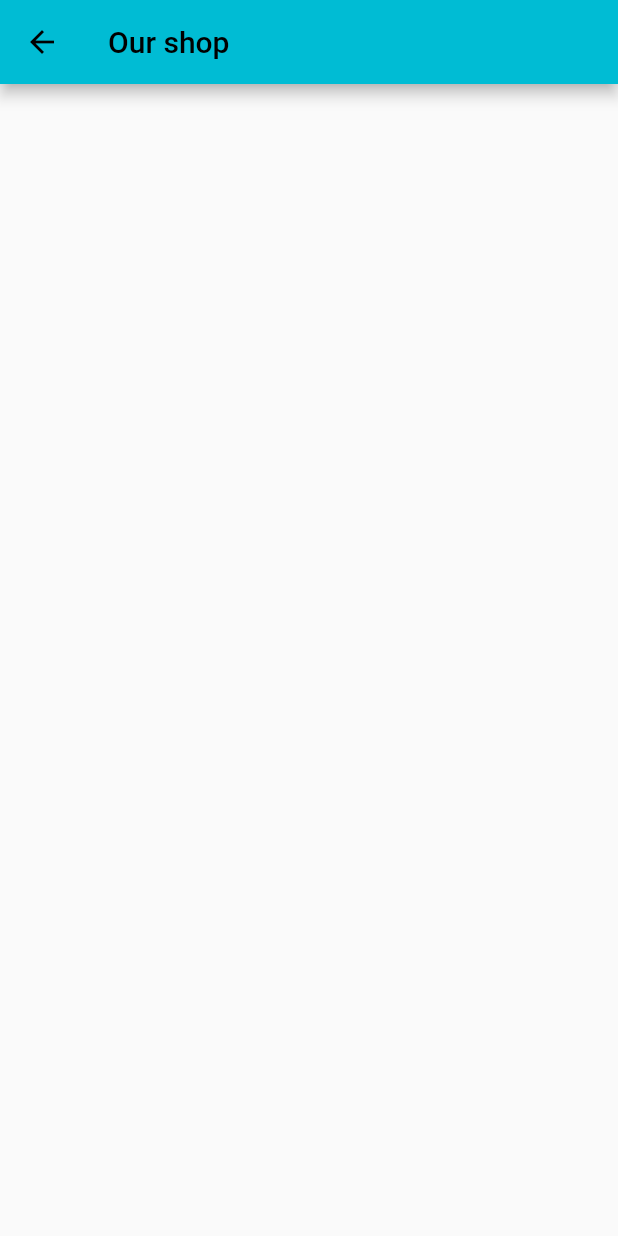
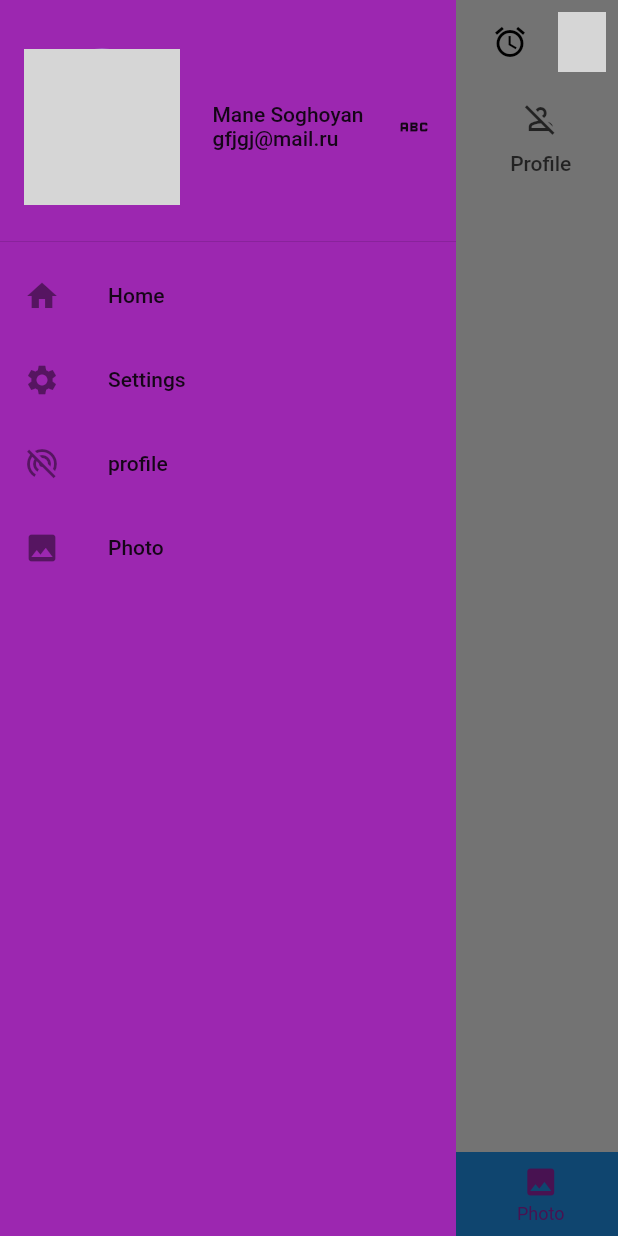
Before and after one commit to Julia050889/flutter-tasks, a Flutter app: the HomePageWidget screen opened by its route, with the side drawer open (before the commit the screen has no drawer), on a phone screen of 412 x 824 dp. Run offline on Flutter 3.47's test engine with Material 2 defaults, Android fonts, the phone set to English and light mode, and no system bars; our stand-ins replace dio; missing offline and left inert: dart:html; network calls fail; grey boxes are pictures that could not be loaded.

Commit message:
create new pages

```diff
--- a/lib/pages/home/home_page.dart
+++ b/lib/pages/home/home_page.dart
@@ -1,16 +1,154 @@
 import 'package:flutter/material.dart';
+import 'package:flutter_app/base/route.dart';
+import 'package:flutter_app/pages/home/home_provider.dart';
+import 'package:provider/provider.dart';
 
 class HomePageWidget extends StatelessWidget {
   const HomePageWidget({super.key});
 
   @override
   Widget build(BuildContext context) {
-    return Scaffold(
-      appBar: AppBar(
-        title: const Text(
-          'Our shop',
+    return DefaultTabController(
+      length: 4,
+      child: ChangeNotifierProvider<HomePageProvider>(
+        create: (context) => HomePageProvider(),
+        child: Scaffold(
+          extendBodyBehindAppBar: true,
+          appBar: AppBar(
+            title: const Text(
+              'Our shop',
+            ),
+
+            titleSpacing: 0,
+            // leading: IconButton(
+            //   icon: Icon(Icons.menu),
+            //   onPressed: () {},
+            // ),
+            actions: [
+              IconButton(
+                  onPressed: () {}, icon: const Icon(Icons.access_alarm_sharp)),
+              IconButton(
+                onPressed: () {},
+                icon: const CircleAvatar(
+                    //foregroundColor: Colors.grey,
+                    backgroundImage: NetworkImage(
+                  'https://i1.kym-cdn.com/photos/images/facebook/000/084/707/santa.PNG',
+                )),
+              )
+            ],
+            backgroundColor: Colors.transparent,
+            elevation: 0,
+            // flexibleSpace: Container(
+            //   decoration: const BoxDecoration(
+            //       gradient: LinearGradient(
+            //           colors: [Colors.purple, Colors.red],
+            //           begin: Alignment.topLeft,
+            //           end: Alignment.bottomRight)),
+            // ),
+            bottom: const TabBar(indicatorColor: Colors.amber,
+                //labelColor: Colors.pink,
+                tabs: [
+                  Tab(
+                    icon: Icon(Icons.home),
+                    text: 'Home',
+                  ),
+                  Tab(
+                    icon: Icon(Icons.settings),
+                    text: 'Settings',
+                  ),
+                  Tab(
+                    icon: Icon(Icons.photo),
+                    text: 'Photo',
+                  ),
+                  Tab(
+                    icon: Icon(Icons.person_off_outlined),
+                    text: 'Profile',
+                  ),
+                ]),
+          ),
+          drawer: Drawer(
+              child: ListView(
+                children: [
+                  buildDrawerHeader(),
+                  Column(
+                    children: [
+                      buildDrawerItem(context,
+                          title: 'Home', icon: Icon(Icons.home)),
+                      buildDrawerItem(context,
+                          title: 'Settings', icon: Icon(Icons.settings)),
+                      buildDrawerItem(context,
+                          title: 'profile',
+                          icon: Icon(Icons.portable_wifi_off_outlined)),
+                      buildDrawerItem(context,
+                          title: 'Photo', icon: Icon(Icons.photo)),
+                    ],
+                  )
+                ],
+              ),
+              elevation: 0,
+              backgroundColor: Colors.purple),
+          body: Consumer<HomePageProvider>(
+            builder: (context, value, child) => value.pages[value.currentIndex],
+          ),
+          // Image.network(
+          //   'https://i1.kym-cdn.com/photos/images/facebook/000/084/707/santa.PNG',
+          //   width: double.infinity,
+          //   height: double.infinity,
+          //fit: BoxFit.contain,
+          //),
+          bottomNavigationBar: Consumer<HomePageProvider>(
+            builder: (context, provider, child) => BottomNavigationBar(
+                elevation: 0,
+                currentIndex: provider.currentIndex,
+                onTap: (value) => provider.onChangeIndex(value),
+                backgroundColor: Colors.blue,
+                selectedItemColor: Colors.pink,
+                type: BottomNavigationBarType.fixed,
+                unselectedItemColor: Colors.purple,
+                items: const [
+                  BottomNavigationBarItem(
+                      icon: Icon(Icons.home), label: 'Home'),
+                  BottomNavigationBarItem(
+                      icon: Icon(Icons.settings), label: 'Settings'),
+                  BottomNavigationBarItem(
+                      icon: Icon(Icons.portable_wifi_off), label: 'Profile'),
+                  BottomNavigationBarItem(
+                      icon: Icon(Icons.photo), label: 'Photo')
+                ]),
+          ),
         ),
       ),
     );
   }
+
+  Widget buildDrawerHeader() {
+    return DrawerHeader(
+      child: Row(
+        mainAxisAlignment: MainAxisAlignment.spaceBetween,
+        children: [
+          CircleAvatar(
+            backgroundImage: NetworkImage(
+                'https://i1.kym-cdn.com/photos/images/facebook/000/084/707/santa.PNG'),
+            radius: 52,
+          ),
+          Column(
+            crossAxisAlignment: CrossAxisAlignment.start,
+            mainAxisAlignment: MainAxisAlignment.center,
+            children: const [Text('Mane Soghoyan'), Text('gfjgj@mail.ru')],
+          ),
+          Icon(Icons.abc),
+        ],
+      ),
+    );
+  }
+
+  Widget buildDrawerItem(BuildContext context, {String? title, Widget? icon}) {
+    return ListTile(
+      onTap: () {
+        Navigator.pushNamed(context, AppRoutes.productpage);
+      },
+      leading: icon!,
+      title: Text(title!),
+    );
+  }
 }
--- a/lib/pages/home/home_provider.dart
+++ b/lib/pages/home/home_provider.dart
@@ -1,24 +1,21 @@
 import 'package:flutter/cupertino.dart';
 import 'package:flutter_app/api/indigo_api.dart';
 import 'package:flutter_app/models/product_model.dart';
+import 'package:flutter_app/pages/auth/login/login_page.dart';
+import 'package:flutter_app/pages/product/product_page.dart';
 
-class ProductProvider extends ChangeNotifier {
-  ProductProvider() {
-    getData();
-  }
+class HomePageProvider extends ChangeNotifier {
+  HomePageProvider() {}
+  int currentIndex = 0;
+  List pages = [
+    Center(child: Text('Bottom NavigatorBar')),
+    ProductPageWidget(),
+    LoginPageWidget(),
+    ProductPageWidget()
+  ];
 
-  List data = [];
-  var limit;
-  bool isLoading = false;
-  void getData() async {
-    isLoading = true;
-    final result = await IndigoAPI().products.getProductData();
-    // populationModelData = result;
-    isLoading = false;
-    limit = result.limit;
-    data = result.products;
-    //print(data);
-    // data = result.products;
+  void onChangeIndex(index) {
+    currentIndex = index;
     notifyListeners();
   }
 }
--- a/lib/pages/product/product_page.dart
+++ b/lib/pages/product/product_page.dart
@@ -1,5 +1,5 @@
 import 'package:flutter/material.dart';
-import 'package:flutter_app/pages/home/home_provider.dart';
+import 'package:flutter_app/pages/product/product_page_provider.dart';
 import 'package:flutter_app/pages/product/product_page_widgets/card.dart';
 import 'package:provider/provider.dart';
 
```
Also changed, not shown: lib/pages/auth/login/login_page.dart (+52 -46 lines), lib/pages/auth/login/login_page_widgets.dart (deleted, +0 -49 lines), lib/pages/auth/login/login_provider.dart (+27 -3 lines), lib/pages/auth/login/login_widgets/dialog.dart (added, +20 -0 lines), lib/pages/auth/login/login_widgets/field.dart (added, +57 -0 lines).
